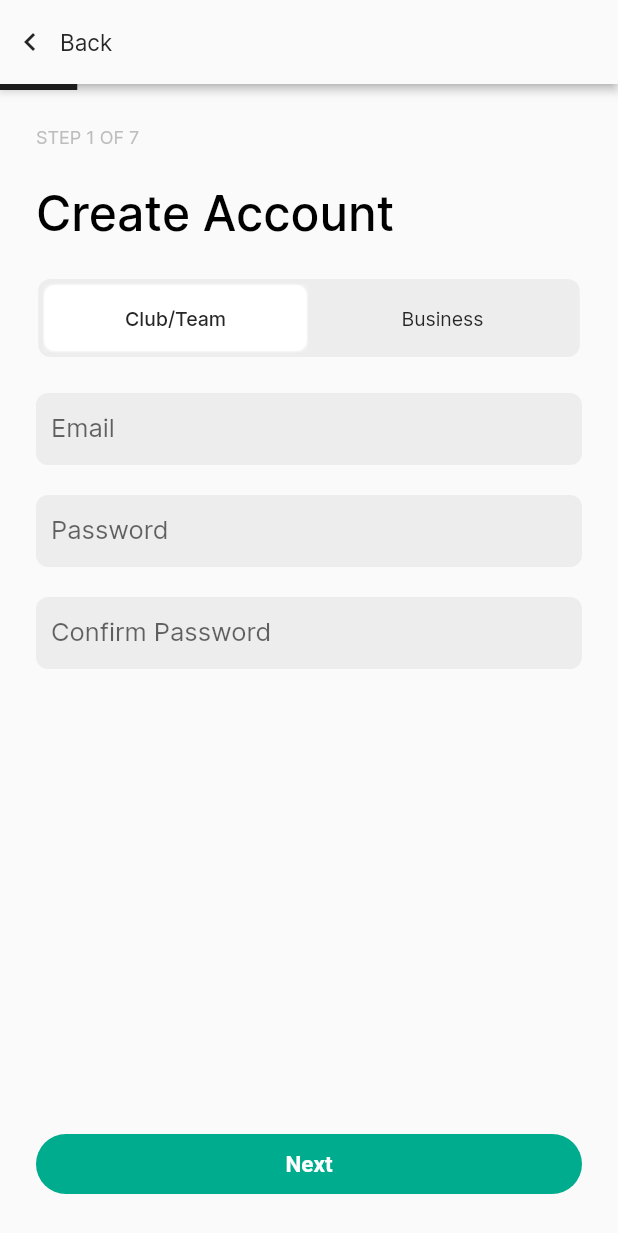
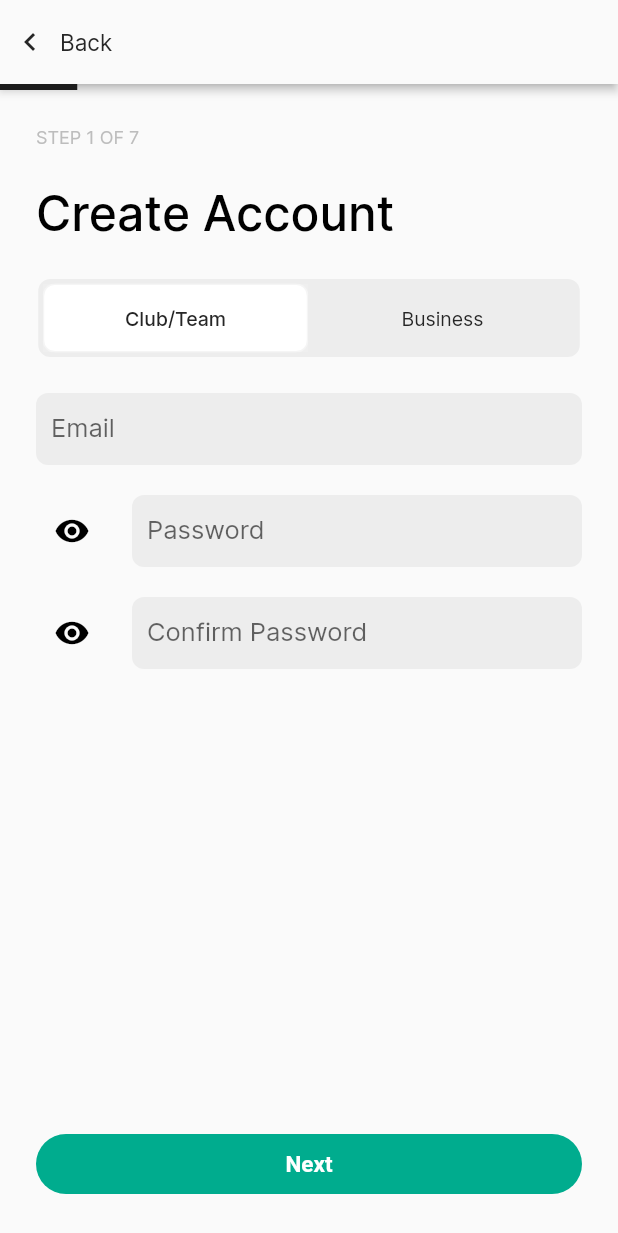
Before and after one commit to linx-app/linx-app, a Flutter app: the screen it shows after launch, after a tap on "Sign Up", on a phone screen of 412 x 824 dp. Shown: the top 1233 px of the screen. Run offline on Flutter 3.47's test engine with Material 2 defaults, Android fonts, the phone set to English and light mode, and no system bars; our stand-ins replace firebase_core, flutter_riverpod; accounts and stored records are empty.

Commit message:
Update onboarding screen as root for onboarding flow

```diff
--- a/lib/common/linx_text_field.dart
+++ b/lib/common/linx_text_field.dart
@@ -6,15 +6,26 @@ class LinxTextField extends StatelessWidget {
   final double _textFieldCornerRadius = 8.0;
   final double _textFieldInputPadding = 10.0;
   final double _textSize = 17.0;
+  final Widget? icon;
+  final bool shouldObscureText;
+  final TextEditingController controller;
 
-  const LinxTextField({super.key, required this.label});
+  const LinxTextField({
+    super.key,
+    required this.label,
+    required this.controller,
+    this.icon,
+    this.shouldObscureText = false,
+  });
 
   @override
   Widget build(BuildContext context) {
     return TextField(
+      controller: controller,
       decoration: InputDecoration(
-        labelText: label,
-        labelStyle: _hintTextStyle(),
+        icon: icon,
+        hintText: label,
+        hintStyle: _hintTextStyle(),
         enabledBorder: OutlineInputBorder(
           borderSide: const BorderSide(color: LinxColors.transparent),
           borderRadius:
@@ -28,6 +39,7 @@ class LinxTextField extends StatelessWidget {
       showCursor: true,
       cursorColor: LinxColors.grey,
       style: _inputTextStyle(),
+      obscureText: shouldObscureText,
     );
   }
 
--- /dev/null
+++ b/lib/features/authentication/presentation/signup_controller.dart
@@ -0,0 +1,20 @@
+import 'package:flutter/material.dart';
+import 'package:flutter_riverpod/flutter_riverpod.dart';
+import 'package:linx/features/authentication/domain/auth_service.dart';
+
+class SignUpController {
+  final ProviderRef ref;
+  late AuthService authService = ref.watch(AuthService.provider);
+
+  static final provider = Provider((ref) => SignUpController(ref: ref));
+
+  final TextEditingController emailController = TextEditingController();
+  final TextEditingController passwordController = TextEditingController();
+  final TextEditingController confirmController = TextEditingController();
+
+  SignUpController({required this.ref});
+
+  Future<void> initiateSignUp() async {
+
+  }
+}
--- a/lib/features/authentication/ui/landing_screen.dart
+++ b/lib/features/authentication/ui/landing_screen.dart
@@ -4,7 +4,7 @@ import 'package:linx/common/base_scaffold.dart';
 import 'package:linx/common/buttons/rounded_button.dart';
 import 'package:linx/constants/colors.dart';
 import 'package:linx/constants/text.dart';
-import 'package:linx/features/authentication/ui/signup_screen.dart';
+import 'package:linx/features/onboarding/onboarding_screen.dart';
 
 class LandingScreen extends ConsumerWidget {
   const LandingScreen({super.key});
@@ -39,12 +39,16 @@ class LandingScreen extends ConsumerWidget {
               const Spacer(flex: 3),
               RoundedButton(
                 style: greenButtonStyle(),
-                onPressed: () { onLogInPressed(context); },
+                onPressed: () {
+                  onLogInPressed(context);
+                },
                 text: "Log In",
               ),
               RoundedButton(
                 style: greyButtonStyle(),
-                onPressed: () { onSignUpPressed(context); } ,
+                onPressed: () {
+                  onSignUpPressed(context, ref);
+                },
                 text: "Sign Up",
               ),
               const Spacer(flex: 3),
@@ -60,10 +64,12 @@ class LandingScreen extends ConsumerWidget {
     print("Log In Pressed");
   }
 
-  void onSignUpPressed(BuildContext context) {
+  void onSignUpPressed(BuildContext context, WidgetRef ref) {
     Navigator.push(
       context,
-      MaterialPageRoute(builder: (context) => SignUpScreen()),
+      MaterialPageRoute(
+        builder: (context) => OnboardingScreen(),
+      ),
     );
   }
 }
--- a/lib/features/authentication/ui/signup_screen.dart
+++ b/lib/features/authentication/ui/signup_screen.dart
@@ -1,8 +1,10 @@
 import 'package:flutter/material.dart';
 import 'package:flutter_riverpod/flutter_riverpod.dart';
 import 'package:linx/common/linx_text_field.dart';
-import 'package:linx/common/onboarding_screen.dart';
 import 'package:linx/constants/colors.dart';
+import 'package:linx/features/authentication/presentation/signup_controller.dart';
+import 'package:linx/features/authentication/ui/widgets/password_text_field.dart';
+import 'package:linx/features/onboarding/onboarding_view.dart';
 import 'package:linx/utils/ui_extensions.dart';
 
 import '../domain/models/user_type.dart';
@@ -20,7 +22,9 @@ final _userTypeToggleStateListProvider = Provider<List<bool>>((ref) {
   }
 });
 
-class SignUpScreen extends ConsumerWidget {
+class SignUpScreen extends ConsumerWidget implements OnboardingView {
+  late SignUpController _controller;
+
   SignUpScreen({super.key});
 
   final List<Widget> _userTypeTexts = <Widget>[
@@ -30,15 +34,8 @@ class SignUpScreen extends ConsumerWidget {
 
   @override
   Widget build(BuildContext context, WidgetRef ref) {
-    return OnboardingScreen(
-      stepTitle: "Create Account",
-      onBackPressed: () {
-        _onBackPressed(context);
-      },
-      onNextPressed: () {
-        _onNextPressed(context);
-      },
-      body: Column(
+    _controller = ref.read(SignUpController.provider);
+    return Column(
       children: [
         Container(
           padding: const EdgeInsets.all(2.0),
@@ -63,32 +60,43 @@ class SignUpScreen extends ConsumerWidget {
         ),
         Container(
           padding: const EdgeInsets.fromLTRB(24.0, 24.0, 24.0, 10.0),
-            child: const LinxTextField(label: "Email"),
+          child: LinxTextField(
+            label: "Email",
+            controller: _controller.emailController,
+          ),
         ),
         Container(
-            padding:
-                const EdgeInsets.symmetric(horizontal: 24.0, vertical: 10.0),
-            child: const LinxTextField(label: "Password"),
+          padding: const EdgeInsets.symmetric(horizontal: 24.0, vertical: 10.0),
+          child: PasswordTextField(
+            label: "Password",
+            controller: _controller.passwordController,
+          ),
         ),
         Container(
-            padding:
-                const EdgeInsets.symmetric(horizontal: 24.0, vertical: 10.0),
-            child: const LinxTextField(label: "Confirm Password"),
+          padding: const EdgeInsets.symmetric(horizontal: 24.0, vertical: 10.0),
+          child: PasswordTextField(
+            label: "Confirm Password",
+            controller: _controller.confirmController,
+          ),
         ),
       ],
-      ),
     );
+  }
+
+  @override
+  void onBackPressed() {}
+
+  @override
+  void onNextPressed() async {
+    _controller.initiateSignUp();
   }
 
   void _onUserToggledPressed(int index, WidgetRef ref) {
     ref.read(userTypeToggleStateProvider.notifier).state = UserType.values[index];
   }
 
-  void _onBackPressed(BuildContext context) {
-    Navigator.pop(context);
-  }
-
-  void _onNextPressed(BuildContext context) {}
+  @override
+  String pageTitle() => "Create Account";
 }
 
 class _UserToggleButton extends ConsumerWidget {
--- /dev/null
+++ b/lib/features/authentication/ui/widgets/password_text_field.dart
@@ -0,0 +1,47 @@
+import 'package:flutter/material.dart';
+import 'package:flutter_riverpod/flutter_riverpod.dart';
+import 'package:linx/common/linx_text_field.dart';
+import 'package:linx/constants/colors.dart';
+
+class PasswordTextField extends ConsumerWidget {
+  final _passwordObscureTextStateProvider = StateProvider((ref) => true);
+  final String label;
+  final TextEditingController controller;
+
+  PasswordTextField({
+    super.key,
+    required this.label,
+    required this.controller,
+  });
+
+  @override
+  Widget build(BuildContext context, WidgetRef ref) {
+    return LinxTextField(
+      label: label,
+      controller: controller,
+      icon: _passwordVisibilityIcon(ref),
+      shouldObscureText: ref.watch(_passwordObscureTextStateProvider),
+    );
+  }
+
+  Widget _passwordVisibilityIcon(WidgetRef ref) {
+    bool obscureText = ref.watch(_passwordObscureTextStateProvider);
+    IconData icon;
+    if (obscureText) {
+      icon = Icons.visibility;
+    } else {
+      icon = Icons.visibility_off;
+    }
+    return IconButton(
+      icon: Icon(icon),
+      onPressed: () {
+        _onVisibilityIconPressed(ref, obscureText);
+      },
+      color: LinxColors.black,
+    );
+  }
+
+  void _onVisibilityIconPressed(WidgetRef ref, bool obscureText) {
+    ref.read(_passwordObscureTextStateProvider.notifier).state = !obscureText;
+  }
+}
--- /dev/null
+++ b/lib/features/onboarding/onboarding_controller.dart
@@ -0,0 +1,38 @@
+import 'package:flutter_riverpod/flutter_riverpod.dart';
+import 'package:linx/features/authentication/domain/models/user_type.dart';
+import 'package:linx/features/authentication/ui/signup_screen.dart';
+
+class OnboardingController {
+  final ProviderRef ref;
+
+  static final provider = Provider((ref) => OnboardingController(ref: ref));
+
+  final currentOnboardingView = StateProvider((ref) => SignUpScreen());
+  final stepRequiredProvider = StateProvider((ref) => true);
+  final stepProvider = StateProvider((ref) => 1);
+  final totalStepsProvider = StateProvider((ref) {
+    if (ref.watch(userTypeToggleStateProvider) == UserType.club) {
+      return 7;
+    } else {
+      return 6;
+    }
+  });
+
+  OnboardingController({required this.ref});
+
+  String getStepCountText(int step, int totalSteps, bool isStepRequired) {
+    if (isStepRequired) {
+      return "STEP $step OF $totalSteps";
+    } else {
+      return "STEP $step OF $totalSteps (OPTIONAL)";
+    }
+  }
+
+  void onNextPressed() {
+    int step = ref.read(stepProvider) + 1;
+    // Update Step Provider
+    ref.read(stepProvider.notifier).state = step;
+
+    // TODO: Update currentOnboardingView with next page
+  }
+}
--- a/lib/common/onboarding_screen.dart
+++ b/lib/features/onboarding/onboarding_screen.dart
@@ -5,37 +5,29 @@ import 'package:linx/common/buttons/back_button.dart';
 import 'package:linx/common/buttons/rounded_button.dart';
 import 'package:linx/constants/colors.dart';
 import 'package:linx/constants/text.dart';
-import 'package:linx/features/authentication/domain/models/user_type.dart';
-import 'package:linx/features/authentication/ui/signup_screen.dart';
+import 'package:linx/features/onboarding/onboarding_controller.dart';
+import 'package:linx/features/onboarding/onboarding_view.dart';
 import 'package:linx/utils/ui_extensions.dart';
 
-final onboardingProgressStateProvider = StateProvider((ref) => 1);
-
 class OnboardingScreen extends ConsumerWidget {
-  final VoidCallback onBackPressed;
-  final VoidCallback onNextPressed;
-  final Widget body;
-  final bool isStepRequired;
   final double _stepWeight = 1 / 8;
-  final String stepTitle;
   final TextStyle _onboardingStepTextStyle = const TextStyle(
       fontSize: 12.0,
       fontWeight: FontWeight.w400,
       color: LinxColors.onboardingStepGrey);
 
-  const OnboardingScreen({
-    super.key,
-    required this.stepTitle,
-    required this.onBackPressed,
-    required this.body,
-    required this.onNextPressed,
-    this.isStepRequired = true,
-  });
+  OnboardingScreen({super.key});
+
+  late OnboardingController _controller;
 
   @override
   Widget build(BuildContext context, WidgetRef ref) {
-    int totalSteps = getTotalSteps(ref.watch(userTypeToggleStateProvider));
-    int step = ref.watch(onboardingProgressStateProvider);
+    _controller = ref.read(OnboardingController.provider);
+    int step = ref.watch(_controller.stepProvider);
+    int totalSteps = ref.watch(_controller.totalStepsProvider);
+    bool isStepRequired = ref.watch(_controller.stepRequiredProvider);
+    OnboardingView currentView = ref.watch(_controller.currentOnboardingView);
+
     EdgeInsets padding =
         const EdgeInsets.symmetric(horizontal: 24.0, vertical: 24.0);
 
@@ -47,7 +39,9 @@ class OnboardingScreen extends ConsumerWidget {
             height: 56.0,
             child: Material(
               elevation: 2.5,
-              child: Row(children: [LinxBackButton(onPressed: onBackPressed)]),
+              child: Row(children: [
+                LinxBackButton(onPressed: () => {onBackPressed(context, ref)})
+              ]),
             ),
           ),
           LinearProgressIndicator(
@@ -63,14 +57,22 @@ class OnboardingScreen extends ConsumerWidget {
                   Container(
                     width: context.width(),
                     padding: padding,
-                    child: _getStepCount(step: step, totalSteps: totalSteps),
+                    child: _getStepCount(
+                      _controller.getStepCountText(
+                        step,
+                        totalSteps,
+                        isStepRequired,
+                      ),
+                    ),
                   ),
                   Container(
                     width: context.width(),
                     padding: const EdgeInsets.fromLTRB(24.0, 0.0, 24.0, 24.0),
-                    child: _getStepTitle(),
+                    child: _getStepTitle(currentView.pageTitle()),
                   ),
-                  body,
+                  Container(
+                    child: currentView,
+                  ),
                 ],
               ),
             ),
@@ -79,7 +81,7 @@ class OnboardingScreen extends ConsumerWidget {
             padding: padding,
             child: RoundedButton(
               style: greenButtonStyle(),
-              onPressed: onNextPressed,
+              onPressed: () => onNextPressed(ref),
               text: "Next",
             ),
           )
@@ -88,32 +90,21 @@ class OnboardingScreen extends ConsumerWidget {
     );
   }
 
-  int getTotalSteps(UserType type) {
-    if (type == UserType.club) {
-      return 7;
-    } else {
-      return 6;
-    }
+  Text _getStepTitle(String title) {
+    return Text(title, style: LinxTextStyles.title);
   }
 
-  Text _getStepTitle() {
-    return Text(
-      stepTitle,
-      style: LinxTextStyles.title,
-    );
+  Text _getStepCount(String stepCountText) {
+    return Text(stepCountText, style: _onboardingStepTextStyle);
   }
 
-  Text _getStepCount({required int step, required int totalSteps}) {
-    if (isStepRequired) {
-      return Text(
-        "STEP $step OF $totalSteps",
-        style: _onboardingStepTextStyle,
-      );
-    } else {
-      return Text(
-        "STEP $step OF $totalSteps (OPTIONAL)",
-        style: _onboardingStepTextStyle,
-      );
-    }
+  void onNextPressed(WidgetRef ref) {
+    ref.read(_controller.currentOnboardingView).onNextPressed();
+    _controller.onNextPressed();
+  }
+
+  void onBackPressed(BuildContext context, WidgetRef ref) {
+    ref.read(_controller.currentOnboardingView).onBackPressed();
+    Navigator.pop(context);
   }
 }
--- /dev/null
+++ b/lib/features/onboarding/onboarding_view.dart
@@ -0,0 +1,7 @@
+import 'package:flutter_riverpod/flutter_riverpod.dart';
+
+abstract class OnboardingView extends ConsumerWidget {
+  String pageTitle();
+  void onNextPressed();
+  void onBackPressed();
+}
```
Lines whose indentation alone changed are shown as unchanged.
